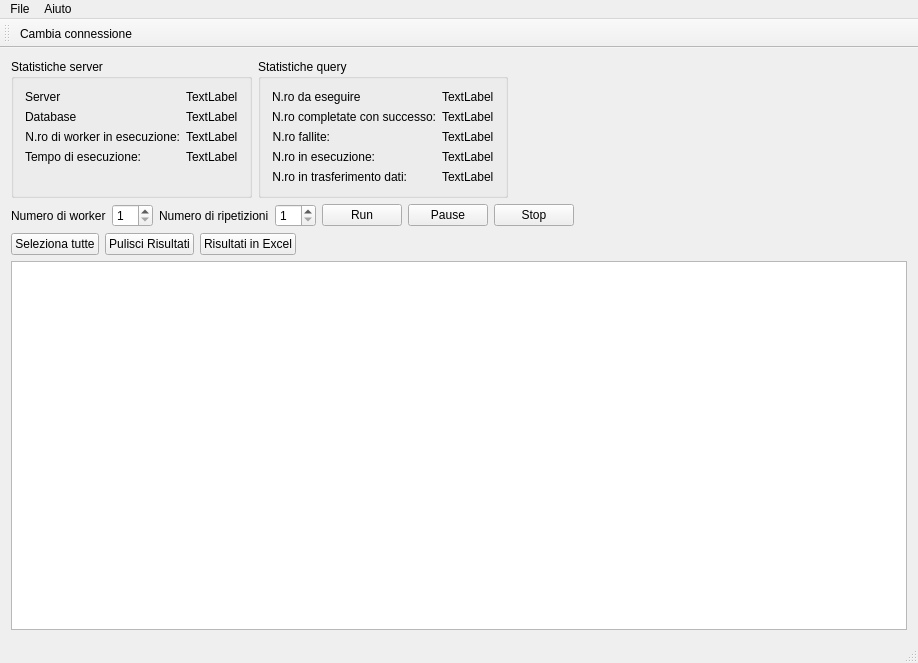
The window that mainwindow.ui (riccardopenco/DbStressTest) describes before a commit, drawn with Qt 5.
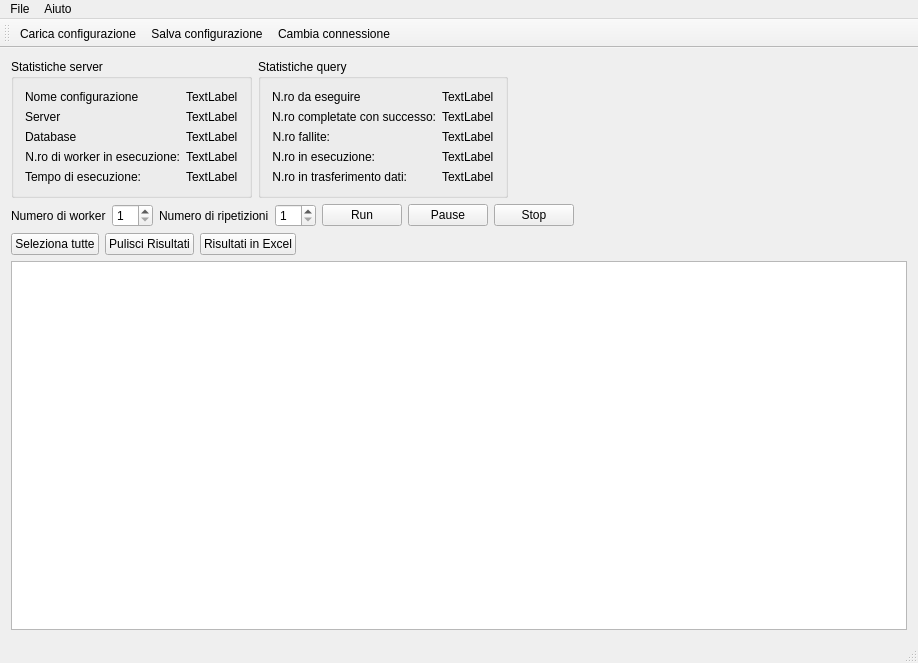
The same window after the commit. Icons and pictures are not drawn.

Patch:
```diff
--- a/mainwindow.ui
+++ b/mainwindow.ui
@@ -27,35 +27,35 @@
           <layout class="QHBoxLayout" name="horizontalLayout">
            <item>
             <layout class="QFormLayout" name="formLayout">
-             <item row="0" column="0">
+             <item row="1" column="0">
               <widget class="QLabel" name="label_9">
                <property name="text">
                 <string>Server</string>
                </property>
               </widget>
              </item>
-             <item row="0" column="1">
-              <widget class="QLabel" name="hostName">
+             <item row="1" column="1">
+              <widget class="QLabel" name="hostname">
                <property name="text">
                 <string>TextLabel</string>
                </property>
               </widget>
              </item>
-             <item row="1" column="0">
+             <item row="2" column="0">
               <widget class="QLabel" name="label_11">
                <property name="text">
                 <string>Database</string>
                </property>
               </widget>
              </item>
-             <item row="1" column="1">
+             <item row="2" column="1">
               <widget class="QLabel" name="databaseName">
                <property name="text">
                 <string>TextLabel</string>
                </property>
               </widget>
              </item>
-             <item row="2" column="0">
+             <item row="3" column="0">
               <widget class="QLabel" name="label_2">
                <property name="text">
                 <string>N.ro di worker in esecuzione:</string>
@@ -65,14 +65,14 @@
                </property>
               </widget>
              </item>
-             <item row="2" column="1">
+             <item row="3" column="1">
               <widget class="QLabel" name="workersRunning">
                <property name="text">
                 <string>TextLabel</string>
                </property>
               </widget>
              </item>
-             <item row="3" column="0">
+             <item row="4" column="0">
               <widget class="QLabel" name="label_6">
                <property name="text">
                 <string>Tempo di esecuzione:</string>
@@ -82,13 +82,27 @@
                </property>
               </widget>
              </item>
-             <item row="3" column="1">
+             <item row="4" column="1">
               <widget class="QLabel" name="duration">
                <property name="text">
                 <string>TextLabel</string>
                </property>
               </widget>
              </item>
+             <item row="0" column="0">
+              <widget class="QLabel" name="label_12">
+               <property name="text">
+                <string>Nome configurazione</string>
+               </property>
+              </widget>
+             </item>
+             <item row="0" column="1">
+              <widget class="QLabel" name="dbName">
+               <property name="text">
+                <string>TextLabel</string>
+               </property>
+              </widget>
+             </item>
             </layout>
            </item>
           </layout>
@@ -369,6 +383,8 @@
    <attribute name="toolBarBreak">
     <bool>false</bool>
    </attribute>
+   <addaction name="actionCfgOpen"/>
+   <addaction name="actionCfgSave"/>
    <addaction name="actionChangeConnection"/>
   </widget>
   <widget class="QStatusBar" name="statusBar"/>
@@ -395,6 +411,24 @@
     <string>Esci</string>
    </property>
   </action>
+  <action name="actionCfgOpen">
+   <property name="icon">
+    <iconset resource="resources.qrc">
+     <normaloff>:/img/open.png</normaloff>:/img/open.png</iconset>
+   </property>
+   <property name="text">
+    <string>Carica configurazione</string>
+   </property>
+  </action>
+  <action name="actionCfgSave">
+   <property name="icon">
+    <iconset resource="resources.qrc">
+     <normaloff>:/img/save.png</normaloff>:/img/save.png</iconset>
+   </property>
+   <property name="text">
+    <string>Salva configurazione</string>
+   </property>
+  </action>
  </widget>
  <layoutdefault spacing="6" margin="11"/>
  <tabstops>
```
Left out of the diff: 25 changed lines with no effect on the pictures.
